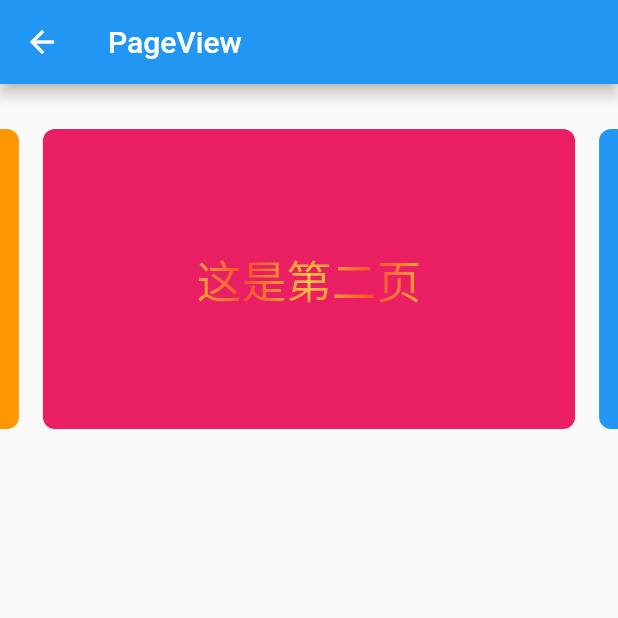
After one commit to Lollipopll/FlutterProjects, a Flutter app: the PageViewPage screen opened by its route, on a phone screen of 412 x 824 dp, the top half of it. The commit adds this screen. Run offline on Flutter 3.47's test engine with Material 2 defaults, Android fonts, the phone set to English and light mode, and no system bars; our stand-ins replace google_fonts, shimmer.

Commit message:
feat 添加pageView相关代码

```diff
--- a/lib/main.dart
+++ b/lib/main.dart
@@ -5,6 +5,7 @@ import 'package:our_app/projects/page/base_ball_page.dart';
 import 'package:our_app/projects/page/bezier_page.dart';
 import 'package:our_app/projects/page/card_page.dart';
 import 'package:our_app/projects/page/login_page.dart';
+import 'package:our_app/projects/page/pageview_page.dart';
 import 'package:our_app/projects/page/provider_page/counter_notifier.dart';
 import 'package:our_app/projects/page/provider_page/counter_page.dart';
 import 'package:our_app/projects/page/shimmer_page.dart';
@@ -21,6 +22,7 @@ class RouterCenter {
   static const router_animation_page = "/animationPage";
   static const router_counter_page = "/counterPage";
   static const router_calculator_page = "/calculatorPage";
+  static const router_pageview_page = "/pageViewPage";
 
   static final Map routers = <String, WidgetBuilder>{
     RouterCenter.router_login_page: (BuildContext context) => new LoginPage(),
@@ -36,6 +38,7 @@ class RouterCenter {
         new CounterPage(),
     RouterCenter.router_calculator_page: (BuildContext context) =>
         new CalaulatorPage(),
+    RouterCenter.router_pageview_page: (BuildContext context) => PageViewPage(),
   };
 }
 
@@ -87,6 +90,7 @@ class HomePage extends StatelessWidget {
     "animationPage": RouterCenter.router_animation_page,
     "counterPage": RouterCenter.router_counter_page,
     "calculatorPage": RouterCenter.router_calculator_page,
+    "pageViewPage": RouterCenter.router_pageview_page,
   };
   HomePage() {
     listDataMap.forEach((k, v) {
--- /dev/null
+++ b/lib/projects/page/pageview_page.dart
@@ -0,0 +1,90 @@
+import 'package:flutter/material.dart';
+
+/// PageView实现滚动，ShaderMask实现渐变色
+class PageViewPage extends StatelessWidget {
+  final bgColors = [Colors.orange, Colors.pink, Colors.blue];
+  final strings = ["这是第一页", "这是第二页", "这是第三页"];
+
+  @override
+  Widget build(BuildContext context) {
+    return Scaffold(
+        appBar: AppBar(
+          title: Text("PageView"),
+        ),
+        body: Container(
+          height: 230,
+          child: PageView.builder(
+              scrollDirection: Axis.horizontal, // 滚动方向
+              controller: PageController(
+                // 控制器
+                initialPage: 1, //默认初始位置
+                viewportFraction: 0.9, //视察因子
+              ),
+              onPageChanged: (int index) {
+                // 滚动监听
+                print("当前page $index");
+              },
+              itemCount: 3,
+              itemBuilder: (context, index) {
+                return PageItem(
+                    index: index,
+                    bgColor: bgColors[index],
+                    text: strings[index]);
+              }),
+        ));
+  }
+}
+
+/// PageView的ItemView
+class PageItem extends StatelessWidget {
+  final Color bgColor;
+  final int index;
+  final String text;
+
+  const PageItem({
+    Key key,
+    @required this.index,
+    @required this.bgColor,
+    @required this.text,
+  }) : super(key: key);
+
+  @override
+  Widget build(BuildContext context) {
+    return Container(
+      margin: EdgeInsets.only(left: 8, right: 8, top: 30),
+      alignment: Alignment.center,
+      decoration: BoxDecoration(
+          color: bgColor, borderRadius: BorderRadius.all(Radius.circular(8.0))),
+      child: ShaderMaskText(text: text),
+    );
+  }
+}
+
+/// 带有渐变色的TextView
+class ShaderMaskText extends StatelessWidget {
+  const ShaderMaskText({
+    Key key,
+    @required this.text,
+  }) : super(key: key);
+
+  final String text;
+
+  @override
+  Widget build(BuildContext context) {
+    // 通过ShaderMask实现渐变色，ShaderMask可以将Shader用于任何控件上
+    return ShaderMask(
+        shaderCallback: (Rect bounds) {
+          return RadialGradient(
+                  center: Alignment.center,
+                  radius: 1.0,
+                  colors: <Color>[Colors.yellow, Colors.deepOrange],
+                  tileMode: TileMode.mirror)
+              .createShader(bounds);
+        },
+        blendMode: BlendMode.srcATop,
+        child: Text(
+          text,
+          style: TextStyle(fontSize: 30),
+        ));
+  }
+}
```
